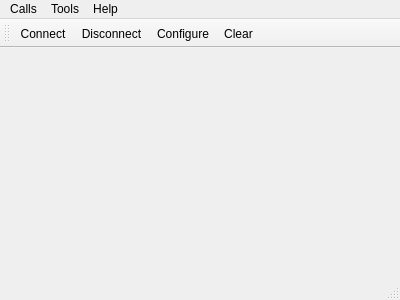
The window that mainwindow.ui (iinterstellar/QSerialPort-Threading-Experiments) describes before a commit, drawn with Qt 5.
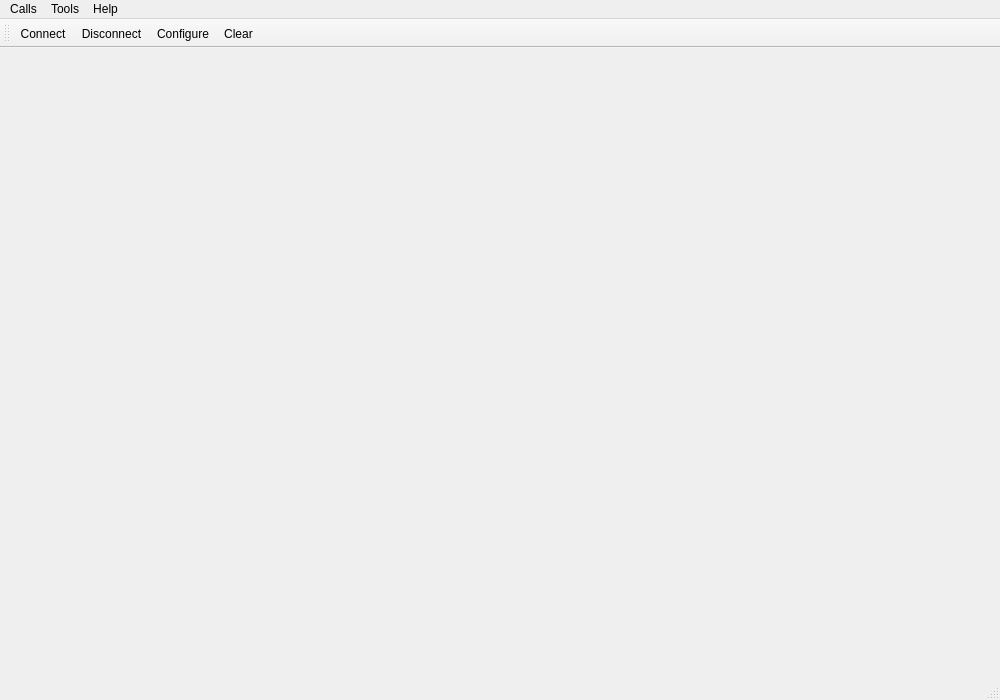
The same window after the commit. Icons and pictures are not drawn.

Commit message: Add GUI checkbox to select between default implementation and Multi-threading experimentation mode

What changed in the file:
```diff
--- a/mainwindow.ui
+++ b/mainwindow.ui
@@ -6,10 +6,16 @@
    <rect>
     <x>0</x>
     <y>0</y>
-    <width>400</width>
-    <height>300</height>
+    <width>1000</width>
+    <height>700</height>
    </rect>
   </property>
+  <property name="minimumSize">
+   <size>
+    <width>1000</width>
+    <height>700</height>
+   </size>
+  </property>
   <property name="windowTitle">
    <string>Simple Terminal</string>
   </property>
@@ -21,8 +27,8 @@
     <rect>
      <x>0</x>
      <y>0</y>
-     <width>400</width>
-     <height>19</height>
+     <width>1000</width>
+     <height>25</height>
     </rect>
    </property>
    <widget class="QMenu" name="menuCalls">
```
The commit also changes 7 other files.
